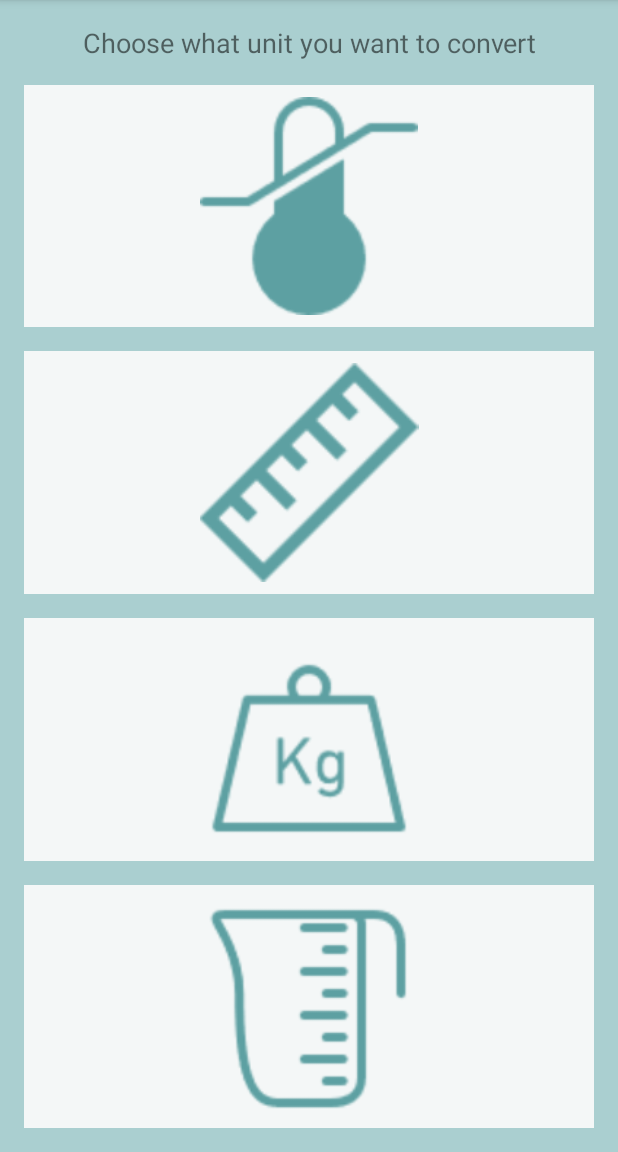
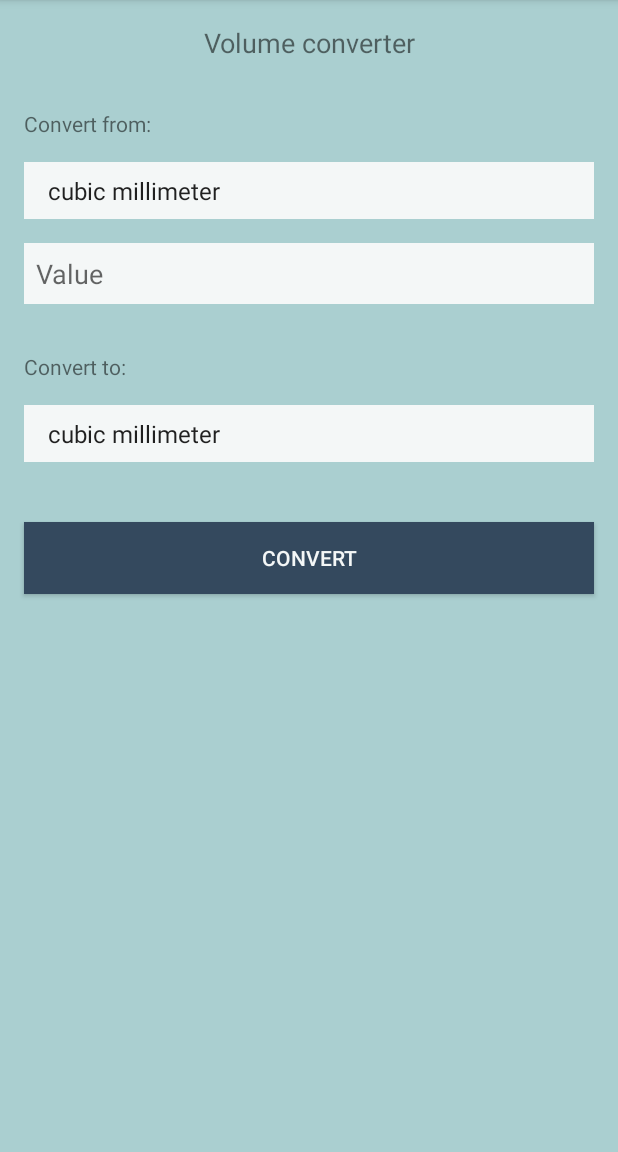
Before and after one commit to fkulic/UniCon, an Android app: the screen it shows after launch (MainActivity before the commit, ConvertVolume after it), after a tap on an icon or button, on a phone screen of 412 x 824 dp, the part 84-1236 px from its top. Run offline under Robolectric (Android 15) with nearby library versions, the phone set to English and light mode, and no system bars.

Commit message:
add ConvertVolume Activity and Volume class

```diff
--- a/app/src/main/AndroidManifest.xml
+++ b/app/src/main/AndroidManifest.xml
@@ -24,6 +24,8 @@
         </activity>
         <activity android:name=".ConvertMass">
         </activity>
+        <activity android:name=".ConvertVolume">
+        </activity>
     </application>
 
 </manifest>
--- /dev/null
+++ b/app/src/main/java/com/fkulic/unicon/ConvertVolume.java
@@ -0,0 +1,113 @@
+package com.fkulic.unicon;
+
+import android.content.Intent;
+import android.os.Bundle;
+import android.support.v7.app.AppCompatActivity;
+import android.view.View;
+import android.widget.Button;
+import android.widget.EditText;
+import android.widget.Spinner;
+import android.widget.Toast;
+
+import static com.fkulic.unicon.ResultActivity.INPUT_UNIT;
+import static com.fkulic.unicon.ResultActivity.INPUT_VALUE;
+import static com.fkulic.unicon.ResultActivity.OUTPUT_UNIT;
+import static com.fkulic.unicon.ResultActivity.OUTPUT_VALUE;
+import static com.fkulic.unicon.Volume.UNIT_CC;
+import static com.fkulic.unicon.Volume.UNIT_CD;
+import static com.fkulic.unicon.Volume.UNIT_CL;
+import static com.fkulic.unicon.Volume.UNIT_CM;
+import static com.fkulic.unicon.Volume.UNIT_CMM;
+import static com.fkulic.unicon.Volume.UNIT_DL;
+import static com.fkulic.unicon.Volume.UNIT_FO;
+import static com.fkulic.unicon.Volume.UNIT_GILL;
+import static com.fkulic.unicon.Volume.UNIT_L;
+import static com.fkulic.unicon.Volume.UNIT_ML;
+import static com.fkulic.unicon.Volume.UNIT_P;
+import static com.fkulic.unicon.Volume.UNIT_Q;
+import static com.fkulic.unicon.Volume.UNIT_G;
+
+public class ConvertVolume extends AppCompatActivity implements View.OnClickListener {
+
+    Spinner sVolumeInput;
+    Spinner sVolumeOutput;
+    EditText etVolume;
+    Button bConvertVolume;
+
+    Volume mVolume;
+
+    @Override
+    protected void onCreate(Bundle savedInstanceState) {
+        super.onCreate(savedInstanceState);
+        setContentView(R.layout.activity_convert_volume);
+        setUpUI();
+    }
+
+    private void setUpUI() {
+        sVolumeInput = (Spinner) findViewById(R.id.sVolumeInput);
+        sVolumeOutput = (Spinner) findViewById(R.id.sVolumeOutput);
+        etVolume = (EditText) findViewById(R.id.etVolumeValue);
+        bConvertVolume = (Button) findViewById(R.id.bConvertVolume);
+
+        bConvertVolume.setOnClickListener(this);
+    }
+
+    @Override
+    public void onClick(View view) {
+
+        String inputUnit = sVolumeInput.getSelectedItem().toString();
+        String outputUnit = sVolumeOutput.getSelectedItem().toString();
+        String tempValue = etVolume.getText().toString();
+        double inputValue;
+        double outputValue;
+
+        try {
+            inputValue = Double.parseDouble(tempValue);
+            this.mVolume = new Volume(inputValue, inputUnit);
+            outputValue = outputUnit.equals(inputUnit) ? inputValue : convertVolume(outputUnit);
+
+            Intent intent = new Intent(getApplicationContext(), ResultActivity.class);
+            intent.putExtra(INPUT_UNIT, inputUnit);
+            intent.putExtra(OUTPUT_UNIT, outputUnit);
+            intent.putExtra(INPUT_VALUE, inputValue);
+            intent.putExtra(OUTPUT_VALUE, outputValue);
+            this.startActivity(intent);
+
+        } catch (NumberFormatException e) {
+            Toast.makeText(getApplicationContext(), "Please enter number as value.", Toast.LENGTH_LONG).show();
+        }
+
+    }
+
+    private double convertVolume(String outputUnit) {
+        switch (outputUnit) {
+            case UNIT_CMM:
+                return this.mVolume.toCubicMillimeters();
+            case UNIT_CC:
+                return this.mVolume.toCubicCentimeters();
+            case UNIT_CD:
+                return this.mVolume.toCubicDecimeters();
+            case UNIT_CM:
+                return this.mVolume.toCubicMeters();
+            case UNIT_FO:
+                return this.mVolume.toFluidOunces();
+            case UNIT_GILL:
+                return this.mVolume.toGills();
+            case UNIT_P:
+                return this.mVolume.toPints();
+            case UNIT_Q:
+                return this.mVolume.toQuarts();
+            case UNIT_G:
+                return this.mVolume.toGallons();
+            case UNIT_ML:
+                return this.mVolume.toMilliliters();
+            case UNIT_CL:
+                return this.mVolume.toCentiliters();
+            case UNIT_DL:
+                return this.mVolume.toDeciliters();
+            case UNIT_L:
+                return this.mVolume.getVolumeInLiters();
+        }
+        return 0;
+    }
+}
--- a/app/src/main/java/com/fkulic/unicon/MainActivity.java
+++ b/app/src/main/java/com/fkulic/unicon/MainActivity.java
@@ -50,7 +50,7 @@ public class MainActivity extends AppCompatActivity implements View.OnClickListe
                 break;
 
             case R.id.ivConvertVolume:
-
+                intent = new Intent(getApplicationContext(), ConvertVolume.class);
                 break;
         }
         if (intent != null) {
--- /dev/null
+++ b/app/src/main/res/layout/activity_convert_volume.xml
@@ -0,0 +1,81 @@
+<?xml version="1.0" encoding="utf-8"?>
+<ScrollView
+    xmlns:android="http://schemas.android.com/apk/res/android"
+    android:layout_width="match_parent"
+    android:layout_height="match_parent"
+    android:background="@color/backgroundColor"
+    android:orientation="vertical">
+
+    <LinearLayout
+        android:layout_width="match_parent"
+        android:layout_height="match_parent"
+        android:orientation="vertical">
+
+        <TextView
+            android:layout_width="match_parent"
+            android:layout_height="wrap_content"
+            android:layout_marginTop="16dp"
+            android:gravity="center"
+            android:text="@string/tvConvertVolumeText"
+            android:textSize="18sp"/>
+
+        <TextView
+            android:layout_width="match_parent"
+            android:layout_height="wrap_content"
+            android:layout_marginTop="16dp"
+            android:padding="16dp"
+            android:text="@string/tvConvertFromText"/>
+
+        <Spinner
+            android:id="@+id/sVolumeInput"
+            android:layout_width="match_parent"
+            android:layout_height="wrap_content"
+            android:layout_marginBottom="16dp"
+            android:layout_marginLeft="16dp"
+            android:layout_marginRight="16dp"
+            android:background="@color/controlBackground"
+            android:entries="@array/Volume"
+            android:padding="8dp"/>
+
+        <EditText
+            android:id="@+id/etVolumeValue"
+            android:layout_width="match_parent"
+            android:layout_height="wrap_content"
+            android:layout_marginLeft="16dp"
+            android:layout_marginRight="16dp"
+            android:background="@color/controlBackground"
+            android:hint="@string/etHint"
+            android:inputType="numberDecimal|numberSigned"
+            android:padding="8dp"/>
+
+        <TextView
+            android:layout_width="match_parent"
+            android:layout_height="wrap_content"
+            android:layout_marginTop="16dp"
+            android:padding="16dp"
+            android:text="@string/tvConvertToText"/>
+
+        <Spinner
+            android:id="@+id/sVolumeOutput"
+            android:layout_width="match_parent"
+            android:layout_height="wrap_content"
+            android:layout_marginBottom="16dp"
+            android:layout_marginLeft="16dp"
+            android:layout_marginRight="16dp"
+            android:background="@color/controlBackground"
+            android:entries="@array/Volume"
+            android:padding="8dp"/>
+
+        <Button
+            android:id="@+id/bConvertVolume"
+            android:layout_width="match_parent"
+            android:layout_height="wrap_content"
+            android:layout_marginLeft="16dp"
+            android:layout_marginRight="16dp"
+            android:layout_marginTop="24dp"
+            android:layout_marginBottom="16dp"
+            android:background="@color/colorPrimary"
+            android:text="@string/bConvertText"
+            android:textColor="@color/controlBackground"/>
+    </LinearLayout>
+</ScrollView>
--- a/app/src/main/res/values/strings.xml
+++ b/app/src/main/res/values/strings.xml
@@ -10,6 +10,7 @@
     <string name="tvConvertFromText">Convert from:</string>
     <string name="tvConvertToText">Convert to:</string>
     <string name="tvConvertMassText">Mass conversion</string>
+    <string name="tvConvertVolumeText">Volume converter</string>
 
     <string-array name="Temp">
         <item>°C</item>
@@ -44,4 +45,21 @@
         <item>short ton</item>
         <item>long ton</item>
     </string-array>
+
+    <string-array name="Volume">
+        <item>cubic millimeter</item>
+        <item>cubic centimeter</item>
+        <item>cubic decimeter</item>
+        <item>cubic meter</item>
+        <item>fluid ounce</item>
+        <item>gill</item>
+        <item>pint</item>
+        <item>quart</item>
+        <item>gallon</item>
+        <item>milliliter</item>
+        <item>centiliter</item>
+        <item>deciliter</item>
+        <item>liter</item>
+
+    </string-array>
 </resources>
```
Also changed, not shown: app/src/main/java/com/fkulic/unicon/Volume.java (added, +112 -0 lines).
